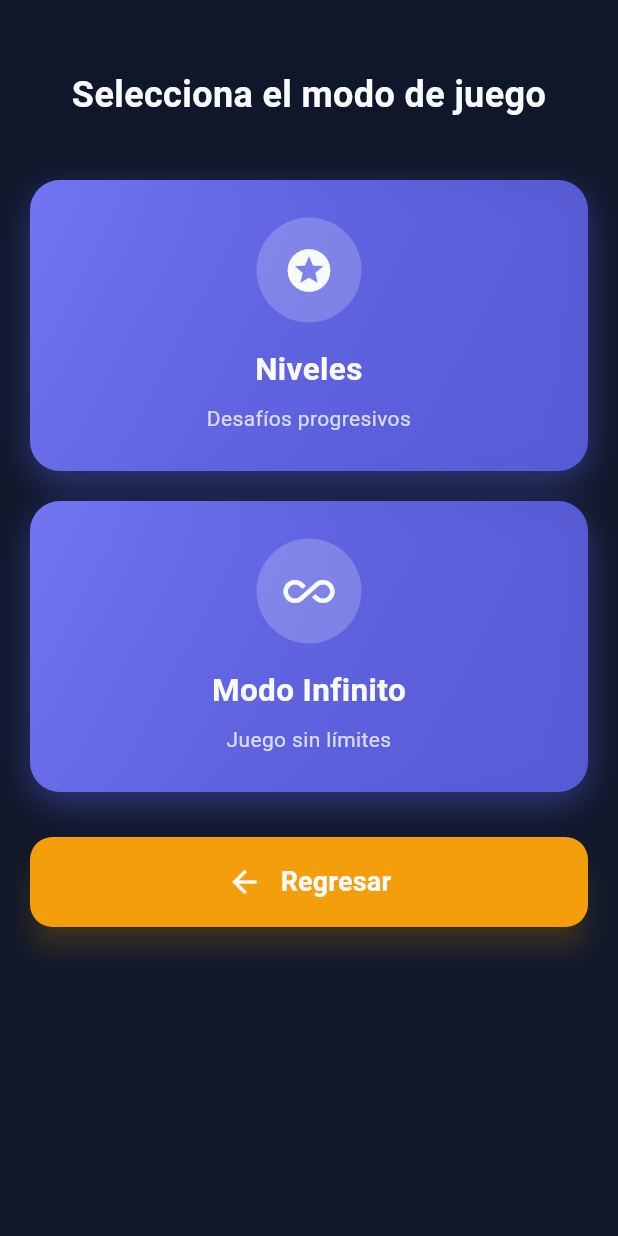
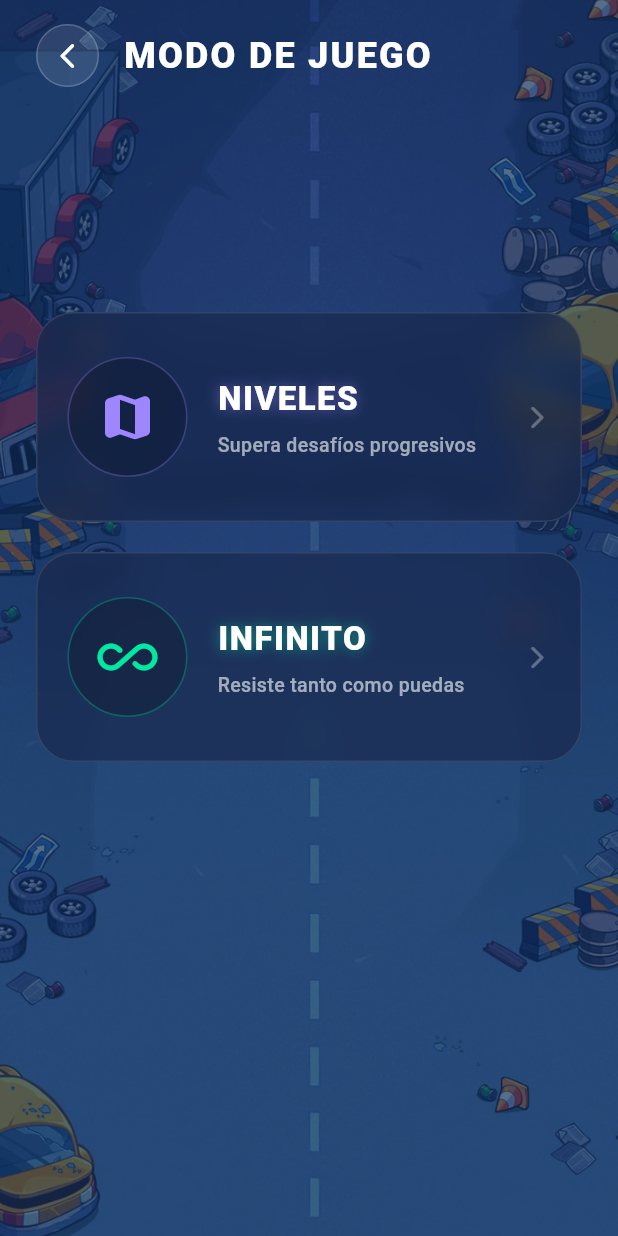
Before and after one commit to pedro-1opez/car_game_app, a Flutter app: the GameModeSelectionScreen screen opened directly, on a phone screen of 412 x 824 dp. Run offline on Flutter 3.47's test engine with Material 3 defaults, Android fonts, the phone set to English and light mode, and no system bars; our stand-ins replace audioplayers, flutter_dotenv, shared_preferences, supabase_flutter; accounts and stored records are empty; Roboto replaces fonts that are missing (Arial Rounded MT Bold).

Commit message:
- Se integro audio de background mientras se esta jugando. Ademas se agregaron sonidos para cuando se estella contr algun obstaculo.
- Se realizo un rediseño de la pantalla de seleccion de modo de juego.

- Se ajustaron los obstaculos para que cuando se choque contra alguno este desaparezca.

```diff
--- a/lib/features/game/screens/pause_screen.dart
+++ b/lib/features/game/screens/pause_screen.dart
@@ -7,6 +7,7 @@
 import 'package:flutter/material.dart';
 import 'package:flutter/services.dart';
 
+import '../../../services/audio_service.dart';
 import '../controllers/game_controller.dart';
 import '../widgets/ui/score_display.dart';
 import '../../../core/constants/colors.dart';
@@ -113,6 +114,9 @@ class _PauseScreenState extends State<PauseScreen>
 
   void _handleMainMenu() {
     HapticFeedback.mediumImpact();
+    HapticFeedback.mediumImpact();
+    // Detener música antes de salir
+    AudioService.instance.stopMusic();
     _showConfirmDialog(
       title: '¿Volver al Menú?',
       content: 'El progreso del juego se perderá.',
--- a/lib/features/menu/screens/game_mode_selection_screen.dart
+++ b/lib/features/menu/screens/game_mode_selection_screen.dart
@@ -5,13 +5,21 @@
 
 import 'package:flutter/material.dart';
 import 'package:flutter/services.dart';
+import 'dart:ui'; // Para ImageFilter
 import 'package:provider/provider.dart';
-import '../../../core/constants/colors.dart';
 import '../../../core/models/game_orientation.dart';
 import '../../game/game_exports.dart';
 import '../../game/screens/game_screen.dart' as game;
 import '../../../services/preferences_service.dart';
 import 'levels_selection_screen.dart';
+
+// Paleta de colores local
+class ModeColors {
+  static const Color bgDark = Color(0xFF0F3057);
+  static const Color cardGlass = Color(0xFF162447);
+  static const Color accentGreen = Color(0xFF00E9A3);
+  static const Color accentPurple = Color(0xFF9E86FF);
+}
 
 class GameModeSelectionScreen extends StatefulWidget {
   const GameModeSelectionScreen({super.key});
@@ -49,7 +57,7 @@ class _GameModeSelectionScreenState extends State<GameModeSelectionScreen>
     ));
 
     _slideAnimation = Tween<Offset>(
-      begin: const Offset(0, 0.3),
+      begin: const Offset(0, 0.2),
       end: Offset.zero,
     ).animate(CurvedAnimation(
       parent: _animationController,
@@ -64,7 +72,7 @@ class _GameModeSelectionScreenState extends State<GameModeSelectionScreen>
   }
 
   Future<void> _startInfiniteMode() async {
-    HapticFeedback.lightImpact();
+    HapticFeedback.mediumImpact();
 
     final gameController = Provider.of<GameController>(context, listen: false);
 
@@ -92,7 +100,6 @@ class _GameModeSelectionScreenState extends State<GameModeSelectionScreen>
 
   void _goToLevelsSelection() {
     HapticFeedback.lightImpact();
-
     Navigator.of(context).push(
       MaterialPageRoute(
         builder: (context) => const LevelsSelectionScreen(),
@@ -100,344 +107,264 @@ class _GameModeSelectionScreenState extends State<GameModeSelectionScreen>
     );
   }
 
-  void _goBack() {
-    HapticFeedback.lightImpact();
-    Navigator.of(context).pop();
-  }
-
   @override
   Widget build(BuildContext context) {
     return Scaffold(
-      backgroundColor: GameColors.background,
-      body: LayoutBuilder(
-        builder: (context, constraints) {
-          // Definir breakpoints responsivos
-          final screenWidth = constraints.maxWidth;
-          final screenHeight = constraints.maxHeight;
-          final isSmallScreen = screenHeight < 600 || screenWidth < 400;
-          final isMediumScreen = screenHeight < 800 || screenWidth < 600;
+      backgroundColor: ModeColors.bgDark,
+      body: Stack(
+        children: [
+          // FONDO COMÚN
+          Positioned.fill(
+            child: Container(
+              decoration: BoxDecoration(
+                image: DecorationImage(
+                  image: AssetImage('assets/images/cars/background.jpeg'),
+                  fit: BoxFit.cover,
+                  opacity: 0.3,
+                ),
+              ),
+            ),
+          ),
 
-          // Ajustar espaciados según el tamaño de pantalla
-          final horizontalPadding = isSmallScreen ? 16.0 : (isMediumScreen ? 20.0 : 32.0);
-          final topPadding = isSmallScreen ? 20.0 : (isMediumScreen ? 30.0 : 40.0);
-          final titleFontSize = isSmallScreen ? 20.0 : (isMediumScreen ? 24.0 : 28.0);
-          final spaceBetweenElements = isSmallScreen ? 20.0 : (isMediumScreen ? 40.0 : 60.0);
+          // CONTENIDO PRINCIPAL
+          SafeArea(
+            child: Padding(
+              padding: const EdgeInsets.symmetric(horizontal: 24.0, vertical: 16.0),
+              child: Column(
+                children: [
+                  // HEADER
+                  Row(
+                    children: [
+                      _buildBackButton(),
+                      const SizedBox(width: 16),
+                      const Expanded(
+                        child: Text(
+                          "MODO DE JUEGO",
+                          style: TextStyle(
+                            fontFamily: "Arial Rounded MT Bold",
+                            fontSize: 24,
+                            fontWeight: FontWeight.w900,
+                            color: Colors.white,
+                            letterSpacing: 1.5,
+                          ),
+                        ),
+                      ),
+                    ],
+                  ),
 
-          return AnimatedBuilder(
-            animation: _animationController,
-            builder: (context, child) {
-              return FadeTransition(
-                opacity: _fadeAnimation,
-                child: SlideTransition(
-                  position: _slideAnimation,
-                  child: SafeArea(
-                    child: Padding(
-                      padding: EdgeInsets.symmetric(
-                        horizontal: horizontalPadding,
-                        vertical: 16.0,
-                      ),
-                      child: Column(
-                        children: [
-                          // Título
-                          SizedBox(height: topPadding),
-                          Flexible(
-                            child: Text(
-                              'Selecciona el modo de juego',
-                              style: TextStyle(
-                                color: GameColors.textPrimary,
-                                fontSize: titleFontSize,
-                                fontWeight: FontWeight.bold,
+                  const Spacer(flex: 1),
+
+                  // --- TARJETAS DE SELECCIÓN ---
+                  AnimatedBuilder(
+                    animation: _animationController,
+                    builder: (context, child) {
+                      return FadeTransition(
+                        opacity: _fadeAnimation,
+                        child: SlideTransition(
+                          position: _slideAnimation,
+                          child: Column(
+                            children: [
+                              // Tarjeta de Niveles
+                              _GameModeCard(
+                                title: "NIVELES",
+                                subtitle: "Supera desafíos progresivos",
+                                icon: Icons.map_rounded,
+                                color: ModeColors.accentPurple,
+                                onPressed: _goToLevelsSelection,
                               ),
-                              textAlign: TextAlign.center,
-                              maxLines: 2,
-                              overflow: TextOverflow.ellipsis,
-                            ),
+
+                              const SizedBox(height: 20),
+
+                              // Tarjeta de Modo Infinito
+                              _GameModeCard(
+                                title: "INFINITO",
+                                subtitle: "Resiste tanto como puedas",
+                                icon: Icons.all_inclusive_rounded,
+                                color: ModeColors.accentGreen,
+                                onPressed: _startInfiniteMode,
+                              ),
+                            ],
                           ),
+                        ),
+                      );
+                    },
+                  ),
 
-                          SizedBox(height: spaceBetweenElements),
-
-                          // Botones de modo de juego
-                          Expanded(
-                            flex: isSmallScreen ? 3 : 2,
-                            child: _buildGameModeButtons(
-                              isSmallScreen: isSmallScreen,
-                              isMediumScreen: isMediumScreen,
-                            ),
-                          ),
-
-                          SizedBox(height: isSmallScreen ? 20.0 : 30.0),
-
-                          // Botón Regresar
-                          SizedBox(
-                            width: double.infinity,
-                            height: isSmallScreen ? 50.0 : 60.0,
-                            child: ElevatedButton(
-                              onPressed: _goBack,
-                              style: ElevatedButton.styleFrom(
-                                backgroundColor: GameColors.secondary,
-                                foregroundColor: GameColors.textPrimary,
-                                elevation: 8,
-                                shadowColor: GameColors.secondary.withValues(alpha: 0.5),
-                                shape: RoundedRectangleBorder(
-                                  borderRadius: BorderRadius.circular(15),
-                                ),
-                              ),
-                              child: Row(
-                                mainAxisAlignment: MainAxisAlignment.center,
-                                mainAxisSize: MainAxisSize.min,
-                                children: [
-                                  Icon(
-                                    Icons.arrow_back,
-                                    size: isSmallScreen ? 20.0 : 24.0,
-                                  ),
-                                  SizedBox(width: isSmallScreen ? 8.0 : 12.0),
-                                  Flexible(
-                                    child: Text(
-                                      'Regresar',
-                                      style: TextStyle(
-                                        fontSize: isSmallScreen ? 16.0 : 18.0,
-                                        fontWeight: FontWeight.bold,
-                                      ),
-                                      overflow: TextOverflow.ellipsis,
-                                    ),
-                                  ),
-                                ],
-                              ),
-                            ),
-                          ),
-
-                          SizedBox(height: isSmallScreen ? 16.0 : 20.0),
-                        ],
-                      ),
-                    ),
-                  ),
-                ),
-              );
-            },
-          );
-        },
+                  const Spacer(flex: 2),
+                ],
+              ),
+            ),
+          ),
+        ],
       ),
     );
   }
 
-  Widget _buildGameModeButtons({
-    required bool isSmallScreen,
-    required bool isMediumScreen,
-  }) {
-    final buttonSpacing = isSmallScreen ? 16.0 : 20.0;
-
-    return Column(
-      mainAxisAlignment: MainAxisAlignment.center,
-      children: [
-        // Botón Niveles
-        Expanded(
-          child: _GameModeButton(
-            title: 'Niveles',
-            subtitle: 'Desafíos progresivos',
-            onPressed: _goToLevelsSelection,
-            isSmallScreen: isSmallScreen,
-            isMediumScreen: isMediumScreen,
-            iconData: Icons.stars,
-          ),
+  Widget _buildBackButton() {
+    return GestureDetector(
+      onTap: () => Navigator.of(context).pop(),
+      child: Container(
+        padding: const EdgeInsets.all(10),
+        decoration: BoxDecoration(
+          color: Colors.white.withOpacity(0.1),
+          shape: BoxShape.circle,
+          border: Border.all(color: Colors.white.withOpacity(0.2)),
         ),
-
-        SizedBox(height: buttonSpacing),
-
-        // Botón Modo Infinito
-        Expanded(
-          child: _GameModeButton(
-            title: 'Modo Infinito',
-            subtitle: 'Juego sin límites',
-            onPressed: _startInfiniteMode,
-            isSmallScreen: isSmallScreen,
-            isMediumScreen: isMediumScreen,
-            iconData: Icons.all_inclusive,
-          ),
-        ),
-      ],
+        child: const Icon(Icons.arrow_back_ios_new_rounded, color: Colors.white, size: 20),
+      ),
     );
   }
 }
 
-class _GameModeButton extends StatefulWidget {
+class _GameModeCard extends StatefulWidget {
   final String title;
   final String subtitle;
+  final IconData icon;
+  final Color color;
   final VoidCallback onPressed;
-  final bool isSmallScreen;
-  final bool isMediumScreen;
-  final IconData? iconData;
 
-  const _GameModeButton({
+  const _GameModeCard({
     required this.title,
     required this.subtitle,
+    required this.icon,
+    required this.color,
     required this.onPressed,
-    required this.isSmallScreen,
-    required this.isMediumScreen,
-    this.iconData,
   });
 
   @override
-  State<_GameModeButton> createState() => _GameModeButtonState();
+  State<_GameModeCard> createState() => _GameModeCardState();
 }
 
-class _GameModeButtonState extends State<_GameModeButton>
-    with SingleTickerProviderStateMixin {
-
-  late AnimationController _buttonController;
+class _GameModeCardState extends State<_GameModeCard> with SingleTickerProviderStateMixin {
+  late AnimationController _scaleController;
   late Animation<double> _scaleAnimation;
+  bool _isPressed = false;
 
   @override
   void initState() {
     super.initState();
-    _buttonController = AnimationController(
-      duration: const Duration(milliseconds: 150),
+    _scaleController = AnimationController(
+      duration: const Duration(milliseconds: 100),
       vsync: this,
     );
-    _scaleAnimation = Tween<double>(
-      begin: 1.0,
-      end: 0.95,
-    ).animate(CurvedAnimation(
-      parent: _buttonController,
-      curve: Curves.easeInOut,
-    ));
+    _scaleAnimation = Tween<double>(begin: 1.0, end: 0.95).animate(
+      CurvedAnimation(parent: _scaleController, curve: Curves.easeInOut),
+    );
   }
 
   @override
   void dispose() {
-    _buttonController.dispose();
+    _scaleController.dispose();
     super.dispose();
   }
 
   @override
   Widget build(BuildContext context) {
-    return AnimatedBuilder(
-      animation: _scaleAnimation,
-      builder: (context, child) {
-        return Transform.scale(
-          scale: _scaleAnimation.value,
-          child: GestureDetector(
-            onTapDown: (_) {
-              _buttonController.forward();
-            },
-            onTapUp: (_) {
-              _buttonController.reverse();
-              widget.onPressed();
-            },
-            onTapCancel: () {
-              _buttonController.reverse();
-            },
-            child: Container(
-              width: double.infinity,
-              decoration: BoxDecoration(
-                borderRadius: BorderRadius.circular(20),
-                gradient: LinearGradient(
-                  begin: Alignment.topLeft,
-                  end: Alignment.bottomRight,
-                  colors: [
-                          GameColors.primary,
-                          GameColors.primary.withValues(alpha: 0.8)
-                          ],
+    return GestureDetector(
+      onTapDown: (_) {
+        setState(() => _isPressed = true);
+        _scaleController.forward();
+      },
+      onTapUp: (_) {
+        setState(() => _isPressed = false);
+        _scaleController.reverse();
+        widget.onPressed();
+      },
+      onTapCancel: () {
+        setState(() => _isPressed = false);
+        _scaleController.reverse();
+      },
+      child: ScaleTransition(
+        scale: _scaleAnimation,
+        child: Container(
+          height: 140,
+          width: double.infinity,
+          decoration: BoxDecoration(
+            borderRadius: BorderRadius.circular(25),
+          ),
+          child: ClipRRect(
+            borderRadius: BorderRadius.circular(25),
+            child: BackdropFilter(
+              filter: ImageFilter.blur(sigmaX: 10, sigmaY: 10),
+              child: Container(
+                padding: const EdgeInsets.all(20),
+                decoration: BoxDecoration(
+                  // Fondo base igual para ambos
+                  color: ModeColors.cardGlass.withOpacity(0.6),
+                  borderRadius: BorderRadius.circular(25),
+                  border: Border.all(
+                    color: Colors.white.withOpacity(0.1),
+                    width: 1,
+                  ),
                 ),
-                boxShadow: [
-                  BoxShadow(
-                    color: GameColors.primary.withValues(alpha: 0.4),
-                    blurRadius: 20,
-                    offset: const Offset(0, 8),
-                  ),
-                ],
-              ),
-              child: ClipRRect(
-                borderRadius: BorderRadius.circular(20),
-                child: Stack(
+                child: Row(
                   children: [
-                    // Fondo con patrón decorativo
-                    Positioned.fill(
-                      child: Container(
-                        decoration: BoxDecoration(
-                          gradient: LinearGradient(
-                            begin: Alignment.topLeft,
-                            end: Alignment.bottomRight,
-                            colors: [
-                              Colors.white.withValues(alpha: 0.1),
-                              Colors.transparent,
-                            ],
-                          ),
-                        ),
+                    // --- ICONO GRANDE ---
+                    Container(
+                      height: 80,
+                      width: 80,
+                      decoration: BoxDecoration(
+                        color: Colors.black.withOpacity(0.2),
+                        shape: BoxShape.circle,
+                        border: Border.all(color: widget.color.withOpacity(0.3)),
+                      ),
+                      child: Icon(
+                        widget.icon,
+                        size: 40,
+                        color: widget.color,
                       ),
                     ),
 
-                    // Contenido del botón
-                    Center(
-                      child: Padding(
-                        padding: EdgeInsets.all(
-                          widget.isSmallScreen ? 16.0 : (widget.isMediumScreen ? 20.0 : 24.0),
-                        ),
-                        child: Column(
-                          mainAxisAlignment: MainAxisAlignment.center,
-                          crossAxisAlignment: CrossAxisAlignment.center,
-                          mainAxisSize: MainAxisSize.min,
+                    const SizedBox(width: 20),
+
+                    // --- TEXTOS ---
+                    Expanded(
+                      child: Column(
+                        crossAxisAlignment: CrossAxisAlignment.start,
+                        mainAxisAlignment: MainAxisAlignment.center,
                         children: [
-                          // Icono del modo
-                          Container(
-                            width: widget.isSmallScreen ? 60.0 : (widget.isMediumScreen ? 70.0 : 80.0),
-                            height: widget.isSmallScreen ? 60.0 : (widget.isMediumScreen ? 70.0 : 80.0),
-                            decoration: BoxDecoration(
-                              color: Colors.white.withValues(alpha: 0.2),
-                              shape: BoxShape.circle,
-                            ),
-                            child: Center(
-                              child: Icon(
-                                widget.iconData ??
-                                Icons.all_inclusive,
-                                size: widget.isSmallScreen ? 28.0 : (widget.isMediumScreen ? 34.0 : 40.0),
-                                color: GameColors.textPrimary,
-                              ),
+                          Text(
+                            widget.title,
+                            style: TextStyle(
+                              fontFamily: "Arial Rounded MT Bold",
+                              fontSize: 22,
+                              fontWeight: FontWeight.w900,
+                              color: Colors.white,
+                              letterSpacing: 1,
+                              shadows: [
+                                Shadow(
+                                  color: widget.color.withOpacity(0.5),
+                                  blurRadius: 10,
+                                ),
+                              ],
                             ),
                           ),
-
-                          SizedBox(height: widget.isSmallScreen ? 12.0 : (widget.isMediumScreen ? 16.0 : 20.0)),
-
-                          // Título
-                          Flexible(
-                            child: Text(
-                              widget.title,
-                              style: TextStyle(
-                                color: GameColors.textPrimary,
-                                fontSize: widget.isSmallScreen ? 18.0 : (widget.isMediumScreen ? 21.0 : 24.0),
-                                fontWeight: FontWeight.bold,
-                              ),
-                              textAlign: TextAlign.center,
-                              maxLines: 2,
-                              overflow: TextOverflow.ellipsis,
-                            ),
-                          ),
-
-                          SizedBox(height: widget.isSmallScreen ? 4.0 : 8.0),
-
-                          // Subtítulo
-                          Flexible(
-                            child: Text(
-                              widget.subtitle,
-                              style: TextStyle(
-                                color: GameColors.textPrimary.withValues(alpha: 0.8),
-                                fontSize: widget.isSmallScreen ? 12.0 : (widget.isMediumScreen ? 14.0 : 16.0),
-                              ),
-                              textAlign: TextAlign.center,
-                              maxLines: 2,
-                              overflow: TextOverflow.ellipsis,
+                          const SizedBox(height: 6),
+                          Text(
+                            widget.subtitle,
+                            style: TextStyle(
+                              color: Colors.white.withOpacity(0.6),
+                              fontSize: 13,
+                              fontWeight: FontWeight.w500,
                             ),
                           ),
                         ],
-                        ),
                       ),
+                    ),
+
+                    // --- FLECHA INDICADORA ---
+                    Icon(
+                      Icons.arrow_forward_ios_rounded,
+                      color: Colors.white.withOpacity(0.3),
+                      size: 18,
                     ),
                   ],
                 ),
               ),
             ),
           ),
-        );
-      },
+        ),
+      ),
     );
   }
 }
--- a/pubspec.yaml
+++ b/pubspec.yaml
@@ -39,6 +39,7 @@ dependencies:
   shared_preferences: ^2.2.2  # Local storage
   provider: ^6.1.1            # State management
   animations: ^2.0.11         # Smooth animations
+  audioplayers: ^6.0.0
 
 dev_dependencies:
   flutter_test:
@@ -98,6 +99,8 @@ flutter:
     # === AUDIO ===
     # Música de fondo
     - assets/sounds/music/
+    # Sonidos
+    - assets/sounds/sfx/
 
     # === FUENTES ===
     # Fuentes personalizadas
```
Also changed, not shown: lib/features/game/controllers/game_controller.dart (+68 -7 lines), lib/services/audio_service.dart (+91 -74 lines), 5 other files.
